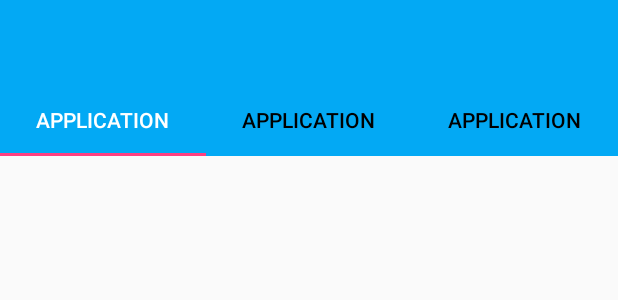
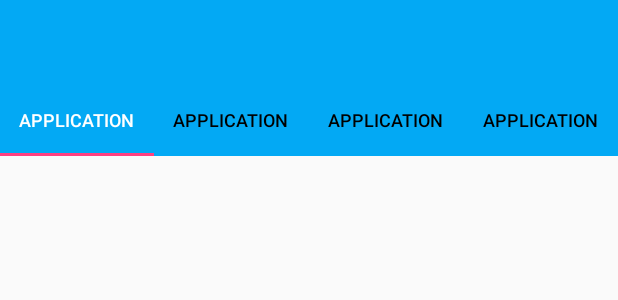
Before and after one commit to Hiep2602/final_mock, an Android app: the layout activity_main.xml on its own in the app's theme, with its tools: preview values and no code run, on a phone screen of 412 x 824 dp. Shown: the top 300 px of the screen. Run offline under Robolectric (Android 15) with nearby library versions, the phone set to English and light mode, and no system bars.

Commit message:
base viewholder and add tab layout

```diff
--- a/Final_Mock/app/src/main/java/gst/trainingcourse/final_mock/adapter/BaseRecycleAdapter.java
+++ b/Final_Mock/app/src/main/java/gst/trainingcourse/final_mock/adapter/BaseRecycleAdapter.java
@@ -10,7 +10,7 @@ import java.util.List;
 
 public abstract class BaseRecycleAdapter<T> extends RecyclerView.Adapter<BaseViewHolder> {
     private List<T> mData;
-
+//todo
     public void setData(List<T> data) {
         mData = data;
         notifyDataSetChanged();
--- a/Final_Mock/app/src/main/java/gst/trainingcourse/final_mock/adapter/BaseViewHolder.java
+++ b/Final_Mock/app/src/main/java/gst/trainingcourse/final_mock/adapter/BaseViewHolder.java
@@ -5,6 +5,7 @@ import android.support.v7.widget.RecyclerView;
 import android.view.View;
 
 public class BaseViewHolder extends RecyclerView.ViewHolder {
+    //todo
     public BaseViewHolder(@NonNull View view) {
         super(view);
     }
--- a/Final_Mock/app/src/main/java/gst/trainingcourse/final_mock/fragment/BaseFragment.java
+++ b/Final_Mock/app/src/main/java/gst/trainingcourse/final_mock/fragment/BaseFragment.java
@@ -3,5 +3,5 @@ package gst.trainingcourse.final_mock.fragment;
 import android.support.v4.app.Fragment;
 
 public abstract class BaseFragment<T> extends Fragment{
-
+    //todo
 }
--- a/Final_Mock/app/src/main/res/layout/activity_main.xml
+++ b/Final_Mock/app/src/main/res/layout/activity_main.xml
@@ -26,21 +26,28 @@
         app:tabTextColor="@android:color/black">
 
         <android.support.design.widget.TabItem
-            android:id="@+id/tbapplication"
-            android:text="Application"
-            android:layout_width="wrap_content"
-            android:layout_height="wrap_content" />
-
-        <android.support.design.widget.TabItem
-            android:id="@+id/tabcc"
+            android:id="@+id/tabapp"
             android:layout_width="wrap_content"
             android:layout_height="wrap_content"
             android:text="Application" />
+
         <android.support.design.widget.TabItem
-            android:id="@+id/tabb"
-            android:text="Application"
+            android:id="@+id/tabmusic"
             android:layout_width="wrap_content"
-            android:layout_height="wrap_content" />
+            android:layout_height="wrap_content"
+            android:text="Application" />
+
+        <android.support.design.widget.TabItem
+            android:id="@+id/tabvideo"
+            android:layout_width="wrap_content"
+            android:layout_height="wrap_content"
+            android:text="Application" />
+
+        <android.support.design.widget.TabItem
+            android:id="@+id/tabimage"
+            android:layout_width="wrap_content"
+            android:layout_height="wrap_content"
+            android:text="Application" />
 
     </android.support.design.widget.TabLayout>
 
```
Also changed, not shown: Final_Mock/app/src/main/java/gst/trainingcourse/final_mock/MainActivity.java (+64 -0 lines), Final_Mock/app/src/main/java/gst/trainingcourse/final_mock/adapter/ViewPagerApdater.java (added, +45 -0 lines).
